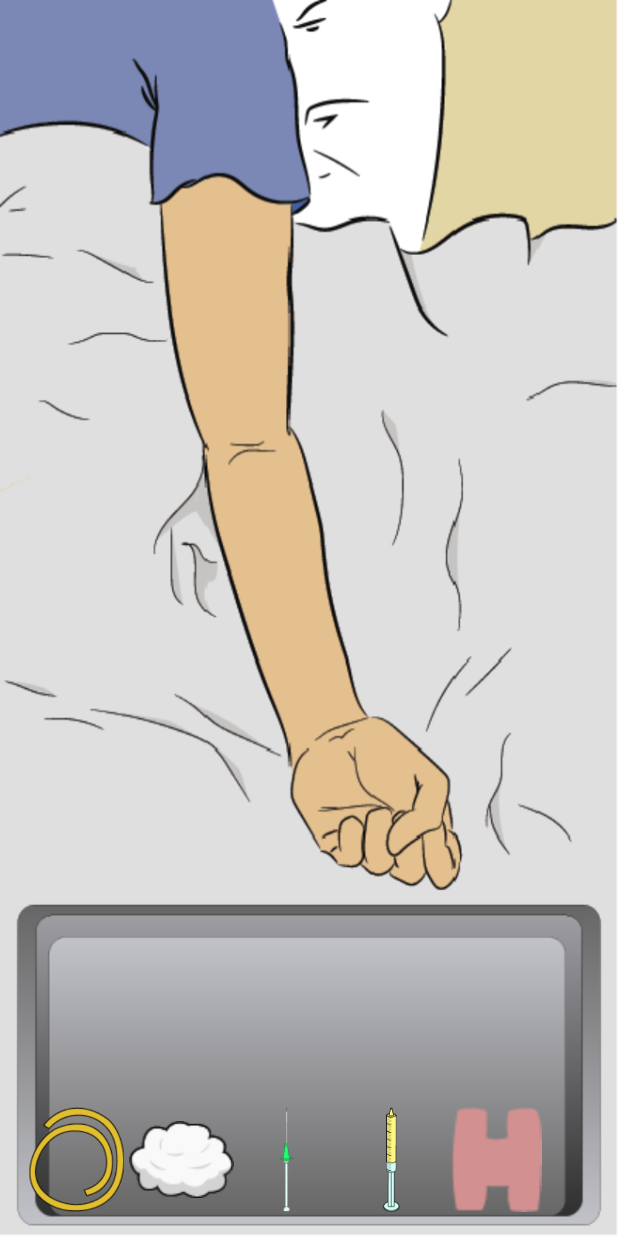
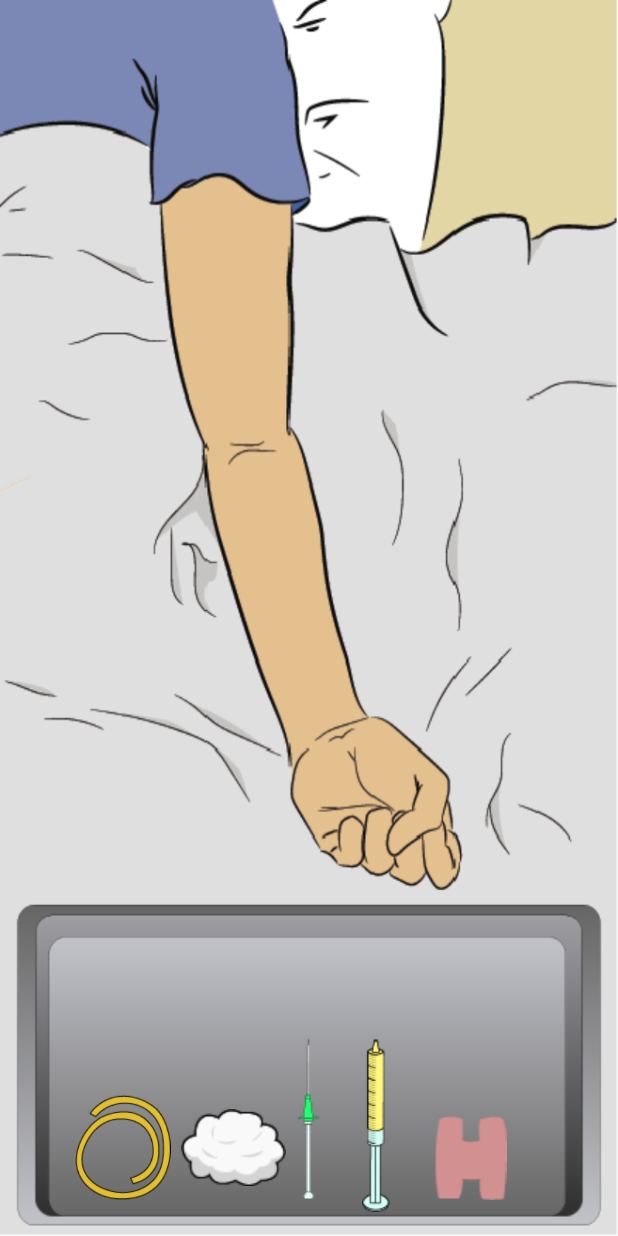
Before and after one commit to gabicfa/venipuncture-app, an Android app: the CateterActivity screen opened directly, with no data from a screen before it, on a phone screen of 412 x 824 dp. Run offline under Robolectric (Android 15) with nearby library versions, the phone set to English and light mode, and no system bars.

Commit message:
Coloquei instrumentos na bandeja

```diff
--- a/app/src/main/res/layout/activity_cateter.xml
+++ b/app/src/main/res/layout/activity_cateter.xml
@@ -12,42 +12,61 @@
     tools:context=".CateterActivity">
 
 
-    <LinearLayout
+    <RelativeLayout
         android:layout_width="fill_parent"
         android:layout_height="match_parent"
+        android:layout_centerInParent="true"
         android:gravity="bottom"
-        android:orientation="horizontal">
+        android:orientation="horizontal"
+        android:weightSum="1">
 
         <ImageView
-            android:layout_width="70dp"
-            android:layout_height="70dp"
+            android:layout_width="77dp"
+            android:layout_height="85dp"
             android:id="@+id/garrote"
-            android:src="@drawable/garrote" />
+            android:src="@drawable/garrote"
+            android:layout_gravity="bottom"
+            android:layout_alignBottom="@+id/algodao"
+            android:layout_alignTop="@+id/algodao"
+            android:layout_toLeftOf="@+id/algodao"
+            android:layout_toStartOf="@+id/algodao" />
 
         <ImageView
             android:layout_width="70dp"
             android:layout_height="70dp"
             android:id="@+id/algodao"
-            android:src="@drawable/algodao"/>
+            android:src="@drawable/algodao"
+            android:layout_toLeftOf="@+id/cateter"
+            android:layout_gravity="bottom"
+            android:layout_alignBottom="@+id/adesivo" />
 
         <ImageView
-            android:layout_width="70dp"
-            android:layout_height="70dp"
-            android:id="@+id/cateter"
-            android:src="@drawable/cateter"/>
+            android:layout_width="30dp"
+            android:layout_height="wrap_content"
+            android:id="@id/cateter"
+            android:layout_centerHorizontal="true"
+            android:src="@drawable/cateter"
+            android:layout_gravity="bottom"
+            android:layout_weight="0.17" />
 
         <ImageView
-            android:layout_width="70dp"
-            android:layout_height="70dp"
+            android:layout_width="60dp"
+            android:layout_height="116dp"
             android:id="@+id/seringa"
-            android:src="@drawable/seringa"/>
+            android:layout_toRightOf="@+id/cateter"
+            android:src="@drawable/seringa"
+            android:layout_weight="0.22" />
 
         <ImageView
-            android:layout_width="70dp"
-            android:layout_height="70dp"
+            android:layout_width="66dp"
+            android:layout_height="wrap_content"
             android:id="@+id/adesivo"
-            android:src="@drawable/adesivo"/>
+            android:src="@drawable/adesivo"
+            android:layout_gravity="bottom"
+            android:layout_alignBottom="@id/cateter"
+            android:layout_toRightOf="@+id/seringa"
+            android:layout_toEndOf="@+id/seringa" />
 
-    </LinearLayout>
+    </RelativeLayout>
 
 </RelativeLayout>
```
Also changed, not shown: app/src/main/res/layout/activity_cotton.xml (+36 -18 lines).
